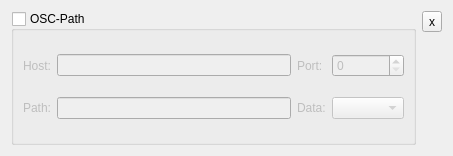
Before: the Qt Designer form tapstart_oscpath_base.ui in kampfschlaefer/tapstart, drawn with Qt 5.
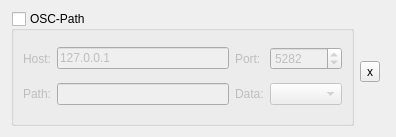
After: the same form once the commit is applied.

```diff
--- a/tapstart_oscpath_base.ui
+++ b/tapstart_oscpath_base.ui
@@ -5,15 +5,15 @@
    <rect>
     <x>0</x>
     <y>0</y>
-    <width>453</width>
-    <height>156</height>
+    <width>396</width>
+    <height>137</height>
    </rect>
   </property>
   <property name="windowTitle" >
    <string>Form</string>
   </property>
   <layout class="QGridLayout" >
-   <item rowspan="2" row="0" column="0" >
+   <item rowspan="3" row="0" column="0" >
     <widget class="QGroupBox" name="groupBox" >
      <property name="title" >
       <string>OSC-Path</string>
@@ -36,7 +36,17 @@
        </widget>
       </item>
       <item row="0" column="1" >
-       <widget class="QLineEdit" name="hostName" />
+       <widget class="QLineEdit" name="hostName" >
+        <property name="minimumSize" >
+         <size>
+          <width>150</width>
+          <height>0</height>
+         </size>
+        </property>
+        <property name="text" >
+         <string>127.0.0.1</string>
+        </property>
+       </widget>
       </item>
       <item row="0" column="2" >
        <widget class="QLabel" name="label_2" >
@@ -49,7 +59,20 @@
        </widget>
       </item>
       <item row="0" column="3" >
-       <widget class="QSpinBox" name="port" />
+       <widget class="QSpinBox" name="port" >
+        <property name="minimum" >
+         <number>1</number>
+        </property>
+        <property name="maximum" >
+         <number>8000</number>
+        </property>
+        <property name="singleStep" >
+         <number>100</number>
+        </property>
+        <property name="value" >
+         <number>5282</number>
+        </property>
+       </widget>
       </item>
       <item row="1" column="0" >
        <widget class="QLabel" name="label_3" >
@@ -62,7 +85,14 @@
        </widget>
       </item>
       <item row="1" column="1" >
-       <widget class="QLineEdit" name="path" />
+       <widget class="QLineEdit" name="path" >
+        <property name="minimumSize" >
+         <size>
+          <width>150</width>
+          <height>0</height>
+         </size>
+        </property>
+       </widget>
       </item>
       <item row="1" column="2" >
        <widget class="QLabel" name="label_4" >
@@ -81,21 +111,34 @@
     </widget>
    </item>
    <item row="0" column="1" >
+    <spacer>
+     <property name="orientation" >
+      <enum>Qt::Vertical</enum>
+     </property>
+     <property name="sizeHint" >
+      <size>
+       <width>20</width>
+       <height>40</height>
+      </size>
+     </property>
+    </spacer>
+   </item>
+   <item row="1" column="1" >
     <widget class="QToolButton" name="toolButton" >
      <property name="text" >
       <string>x</string>
      </property>
     </widget>
    </item>
-   <item row="1" column="1" >
+   <item row="2" column="1" >
     <spacer>
      <property name="orientation" >
       <enum>Qt::Vertical</enum>
      </property>
      <property name="sizeHint" >
       <size>
-       <width>20</width>
-       <height>40</height>
+       <width>25</width>
+       <height>41</height>
       </size>
      </property>
     </spacer>
```
